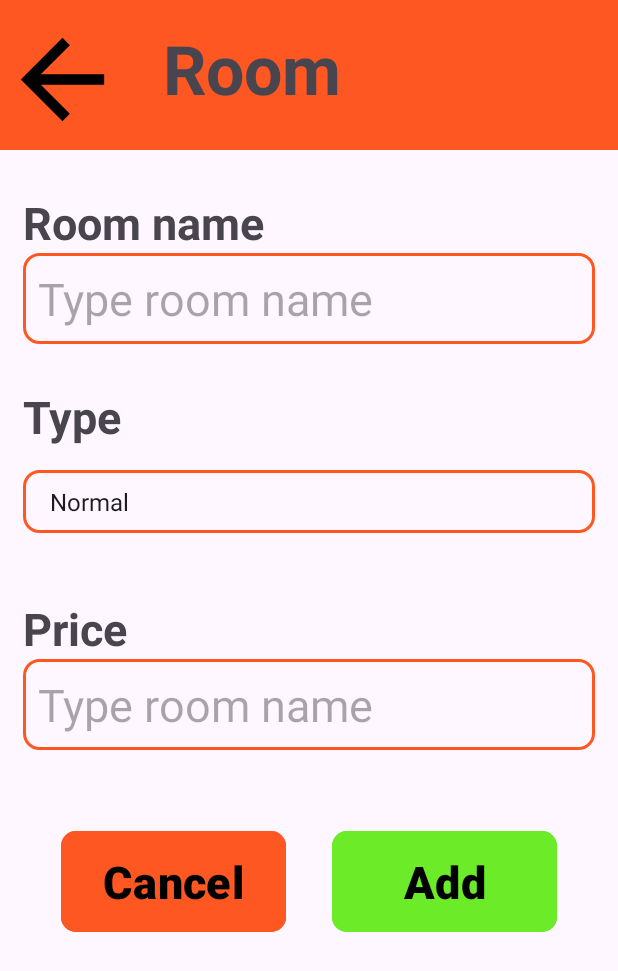
After one commit to Kaito0506/HOSTEL_MANAGEMENT_ANDROID_APPLICATION, an Android app: the AddRoomActivity screen opened directly, with no data from a screen before it, on a phone screen of 412 x 824 dp. The commit adds this screen. Shown: the top 971 px of the screen. Run offline under Robolectric (Android 15) with nearby library versions, the phone set to English and light mode, and no system bars.

Commit message:
add room

```diff
--- a/app/src/main/AndroidManifest.xml
+++ b/app/src/main/AndroidManifest.xml
@@ -15,6 +15,9 @@
         android:theme="@style/Theme.HOSTEL_MANAGEMENT"
         tools:targetApi="31">
         <activity
+            android:name=".AddRoomActivity"
+            android:exported="false" />
+        <activity
             android:name=".ManageActivity"
             android:exported="false" />
         <activity
--- /dev/null
+++ b/app/src/main/java/com/java/hostel_management/AddRoomActivity.java
@@ -0,0 +1,82 @@
+package com.java.hostel_management;
+
+import androidx.appcompat.app.AppCompatActivity;
+
+import android.os.Bundle;
+import android.provider.ContactsContract;
+import android.view.View;
+import android.widget.AdapterView;
+import android.widget.ArrayAdapter;
+import android.widget.EditText;
+import android.widget.Spinner;
+import android.widget.SpinnerAdapter;
+import android.widget.TimePicker;
+import android.widget.Toast;
+
+import com.google.android.material.button.MaterialButton;
+
+import java.util.ArrayList;
+
+public class AddRoomActivity extends AppCompatActivity {
+    EditText name, price;
+    Spinner spinnerType;
+    String selectedType;
+    MaterialButton add, cancel;
+    DBHandler database = new DBHandler(this);
+    @Override
+    protected void onCreate(Bundle savedInstanceState) {
+        super.onCreate(savedInstanceState);
+        setContentView(R.layout.activity_add_room);
+
+        name = findViewById(R.id.txtRoomName);
+        price = findViewById(R.id.txtRoomPrice);
+
+        add = findViewById(R.id.btnAddRoom);
+        cancel = findViewById(R.id.btnCancelRoom);
+
+        spinnerType = findViewById(R.id.spinnerType);
+        ArrayList<String> types = new ArrayList<>();
+        types.add("Normal");
+        types.add("Twin");
+        types.add("Queen");
+
+        ArrayAdapter<String> spinnerAdapter = new ArrayAdapter<>(this, android.R.layout.simple_spinner_item, types);
+        spinnerAdapter.setDropDownViewResource(android.R.layout.simple_spinner_dropdown_item);
+        spinnerType.setAdapter(spinnerAdapter);
+
+
+        spinnerType.setOnItemSelectedListener(new AdapterView.OnItemSelectedListener() {
+            @Override
+            public void onItemSelected(AdapterView<?> parent, View view, int position, long id) {
+                selectedType = types.get(position);
+            }
+
+            @Override
+            public void onNothingSelected(AdapterView<?> parent) {
+
+            }
+        });
+
+        add.setOnClickListener(new View.OnClickListener() {
+            @Override
+            public void onClick(View v) {
+                if(name.getText().toString().isEmpty() || price.getText().toString().isEmpty()){
+                    Toast.makeText(AddRoomActivity.this, "Please fill entire information", Toast.LENGTH_SHORT).show();
+                }
+                else {
+                    try {
+                        String n = name.getText().toString();
+                        Double p = Double.parseDouble(price.getText().toString());
+                        database.addRoom(n, selectedType, p);
+                        Toast.makeText(AddRoomActivity.this, "Add room success", Toast.LENGTH_SHORT).show();
+                    }catch(Exception e )
+                    {
+                        Toast.makeText(AddRoomActivity.this, "Add room failed", Toast.LENGTH_SHORT).show();
+                    }
+                }
+            }
+        });
+
+
+    }
+}
--- a/app/src/main/java/com/java/hostel_management/DBHandler.java
+++ b/app/src/main/java/com/java/hostel_management/DBHandler.java
@@ -19,17 +19,12 @@ public class DBHandler extends SQLiteOpenHelper {
 
     @Override
     public void onCreate(SQLiteDatabase db) {
-        String createRoomType = "CREATE TABLE ROOMTYPE(" +
-                "id INTEGER primary key autoincrement, " +
-                "name TEXT not null, " +
-                "price MONEY not null)";
-
         String createRoom = "CREATE TABLE ROOM ( " +
                 "id INTEGER primary key autoincrement," +
-                "nane TEXT not null," +
+                "name TEXT not null," +
                 "status INTEGER not null," +
-                "type_id INTEGER," +
-                "FOREIGN KEY (type_id) REFERENCES ROOMTYPE(id))";
+                "type TEXT not null,"  +
+                "price MONEY not null)";
 
         String createProduct = "CREATE TABLE PRODUCT ( " +
                 "id INTEGER primary key autoincrement," +
@@ -53,7 +48,6 @@ public class DBHandler extends SQLiteOpenHelper {
                 "FOREIGN KEY (product_id) REFERENCES PRODUCT(id))";
 
         try{
-            db.execSQL(createRoomType);
             db.execSQL(createRoom);
             db.execSQL(createProduct);
             db.execSQL(createBill);
@@ -71,18 +65,19 @@ public class DBHandler extends SQLiteOpenHelper {
     public void onUpgrade(SQLiteDatabase db, int oldVersion, int newVersion) {
         db.execSQL("DROP TABLE IF EXISTS BILLDETAIL");
         db.execSQL("DROP TABLE IF EXISTS BILL");
-        db.execSQL("DROP TABLE IF EXISTS ROOMTYPE");
         db.execSQL("DROP TABLE IF EXISTS ROOM");
         db.execSQL("DROP TABLE IF EXISTS PRODUCT");
         onCreate(db);
     }
 
-    public void addRoomType(String n, int p){
+    public void addRoom(String n, String type, double price){
         SQLiteDatabase db = this.getWritableDatabase();
         ContentValues values = new ContentValues();
         values.put("name", n);
-        values.put("price", p);
-        db.insert("ROOMTYPE", null, values);
+        values.put("price", price);
+        values.put("status", 0);
+        values.put("type", type);
+        db.insert("ROOM", null, values);
         //db.close();
 
     }
--- a/app/src/main/java/com/java/hostel_management/MainActivity.java
+++ b/app/src/main/java/com/java/hostel_management/MainActivity.java
@@ -20,8 +20,13 @@ public class MainActivity extends AppCompatActivity {
 
         database = new DBHandler(MainActivity.this);
         btnSetting = findViewById(R.id.btnSetting);
-        Intent i = new Intent(MainActivity.this, ManageActivity.class);
-        startActivity(i);
+        btnSetting.setOnClickListener(new View.OnClickListener() {
+            @Override
+            public void onClick(View v) {
+                Intent i = new Intent(MainActivity.this, ManageActivity.class);
+                startActivity(i);
+            }
+        });
 
 
     }
--- a/app/src/main/java/com/java/hostel_management/ManageActivity.java
+++ b/app/src/main/java/com/java/hostel_management/ManageActivity.java
@@ -26,6 +26,14 @@ public class ManageActivity extends AppCompatActivity {
             }
         });
 
+        btnRoom.setOnClickListener(new View.OnClickListener() {
+            @Override
+            public void onClick(View v) {
+                Intent i = new Intent(ManageActivity.this, AddRoomActivity.class);
+                startActivity(i);
+            }
+        });
+
 
     }
 }
--- /dev/null
+++ b/app/src/main/res/drawable/text_border.xml
@@ -0,0 +1,6 @@
+<?xml version="1.0" encoding="UTF-8"?>
+<shape xmlns:android="http://schemas.android.com/apk/res/android" android:shape="rectangle">
+    <corners android:radius="10dp"/>
+    <padding android:left="10dp" android:right="10dp" android:top="10dp" android:bottom="10dp"/>
+    <stroke android:width="2dp" android:color="@color/navigation_bar"/>
+</shape>
--- /dev/null
+++ b/app/src/main/res/layout/activity_add_room.xml
@@ -0,0 +1,156 @@
+<?xml version="1.0" encoding="utf-8"?>
+<LinearLayout xmlns:android="http://schemas.android.com/apk/res/android"
+    xmlns:app="http://schemas.android.com/apk/res-auto"
+    xmlns:tools="http://schemas.android.com/tools"
+    android:layout_width="match_parent"
+    android:layout_height="match_parent"
+    android:orientation="vertical"
+    app:layoutDescription="@xml/activity_add_room_scene"
+    tools:context=".AddRoomActivity">
+
+    <LinearLayout
+        android:id="@+id/linearLayout"
+        android:layout_width="match_parent"
+        android:layout_height="100dp"
+        android:background="@color/navigation_bar"
+        android:orientation="horizontal">
+
+        <ImageButton
+            android:id="@+id/btnBackRoom"
+            android:layout_width="83dp"
+            android:layout_height="86dp"
+            android:layout_marginTop="10dp"
+            android:layout_marginEnd="10dp"
+            android:background="@color/navigation_bar"
+            android:scaleType="fitCenter"
+            app:srcCompat="@drawable/baseline_arrow_back_24" />
+
+        <TextView
+            android:id="@+id/textView"
+            android:layout_width="401dp"
+            android:layout_height="81dp"
+            android:layout_marginStart="15dp"
+            android:layout_marginTop="15dp"
+            android:layout_weight="1"
+            android:text="Room"
+            android:textSize="45dp"
+            android:textStyle="bold" />
+
+    </LinearLayout>
+    <LinearLayout
+        android:layout_width="match_parent"
+        android:layout_height="wrap_content"
+        android:orientation="vertical">
+        <TextView
+            android:id="@+id/textView2"
+            android:layout_width="wrap_content"
+            android:layout_height="wrap_content"
+            android:layout_marginStart="15dp"
+            android:layout_marginEnd="15dp"
+            android:layout_marginTop="28dp"
+            android:text="Room name"
+            android:textSize="30dp"
+            android:textStyle="bold" />
+
+        <EditText
+            android:id="@+id/txtRoomName"
+            android:layout_width="match_parent"
+            android:layout_height="wrap_content"
+            android:ems="10"
+            android:textSize="30dp"
+            android:background="@drawable/text_border"
+            android:layout_marginStart="15dp"
+            android:layout_marginEnd="15dp"
+            android:hint="Type room name"/>
+
+    </LinearLayout>
+
+    <LinearLayout
+        android:layout_width="match_parent"
+        android:layout_height="wrap_content"
+        android:orientation="vertical">
+        <TextView
+            android:id="@+id/textView3"
+            android:layout_width="wrap_content"
+            android:layout_height="wrap_content"
+            android:layout_marginStart="15dp"
+            android:layout_marginTop="28dp"
+            android:text="Type"
+            android:textSize="30dp"
+            android:textStyle="bold" />
+
+        <Spinner
+            android:id="@+id/spinnerType"
+            android:layout_width="match_parent"
+            android:layout_height="wrap_content"
+            android:layout_margin="15dp"
+            android:layout_marginEnd="15dp"
+            android:background="@drawable/text_border"
+            android:textSize="30dp"/>
+
+    </LinearLayout>
+    <LinearLayout
+        android:layout_width="match_parent"
+        android:layout_height="wrap_content"
+        android:orientation="vertical">
+        <TextView
+            android:id="@+id/textView4"
+            android:layout_width="wrap_content"
+            android:layout_height="wrap_content"
+            android:layout_marginStart="15dp"
+            android:layout_marginTop="28dp"
+            android:text="Price"
+            android:textSize="30dp"
+            android:textStyle="bold" />
+
+        <EditText
+            android:id="@+id/txtRoomPrice"
+            android:layout_width="match_parent"
+            android:layout_height="wrap_content"
+            android:ems="10"
+            android:textSize="30dp"
+            android:background="@drawable/text_border"
+            android:layout_marginStart="15dp"
+            android:layout_marginEnd="15dp"
+            android:hint="Type room name"
+            android:inputType="number"/>
+
+    </LinearLayout>
+
+    <LinearLayout
+        android:layout_width="wrap_content"
+        android:layout_height="wrap_content"
+        android:orientation="horizontal"
+        android:layout_marginTop="50dp"
+        android:layout_gravity="center">
+
+        <com.google.android.material.button.MaterialButton
+            android:id="@+id/btnCancelRoom"
+            android:layout_width="150dp"
+            android:layout_height="75dp"
+            android:backgroundTint="@color/navigation_bar"
+            app:cornerRadius="10dp"
+            android:text="Cancel"
+            android:textStyle="bold"
+            android:textSize="30dp"
+            android:layout_marginEnd="15dp"
+            android:textColor="@color/black"
+            />
+
+        <com.google.android.material.button.MaterialButton
+            android:id="@+id/btnAddRoom"
+            android:layout_width="150dp"
+            android:layout_height="75dp"
+            android:backgroundTint="#6CEC28"
+            app:cornerRadius="10dp"
+            android:text="Add"
+            android:textStyle="bold"
+            android:textSize="30dp"
+            android:layout_marginStart="15dp"
+            android:textColor="@color/black"
+            />
+
+    </LinearLayout>
+
+
+</LinearLayout>
--- /dev/null
+++ b/app/src/main/res/layout/spinner_item.xml
@@ -0,0 +1,19 @@
+<?xml version="1.0" encoding="utf-8"?>
+<LinearLayout xmlns:android="http://schemas.android.com/apk/res/android"
+    android:layout_width="match_parent"
+    android:layout_height="match_parent"
+    android:orientation="vertical">
+
+    <TextView
+        android:id="@+id/spinner_item"
+        android:layout_width="wrap_content"
+        android:layout_height="wrap_content"
+        android:textSize="30dp"
+        android:padding="10dp"/>
+    <View
+        android:id="@+id/devider"
+        android:layout_width="match_parent"
+        android:layout_height="1dp"
+        android:background="@color/black"/>
+
+</LinearLayout>
--- a/app/src/main/res/values/colors.xml
+++ b/app/src/main/res/values/colors.xml
@@ -3,4 +3,5 @@
     <color name="black">#FF000000</color>
     <color name="white">#FFFFFFFF</color>
     <color name="navigation_bar">#FF5722</color>
+
 </resources>
--- /dev/null
+++ b/app/src/main/res/xml/activity_add_room_scene.xml
@@ -0,0 +1,19 @@
+<?xml version="1.0" encoding="utf-8"?>
+<MotionScene
+    xmlns:android="http://schemas.android.com/apk/res/android"
+    xmlns:motion="http://schemas.android.com/apk/res-auto">
+
+    <Transition
+        motion:constraintSetEnd="@+id/end"
+        motion:constraintSetStart="@id/start"
+        motion:duration="1000">
+       <KeyFrameSet>
+       </KeyFrameSet>
+    </Transition>
+
+    <ConstraintSet android:id="@+id/start">
+    </ConstraintSet>
+
+    <ConstraintSet android:id="@+id/end">
+    </ConstraintSet>
+</MotionScene>
```
